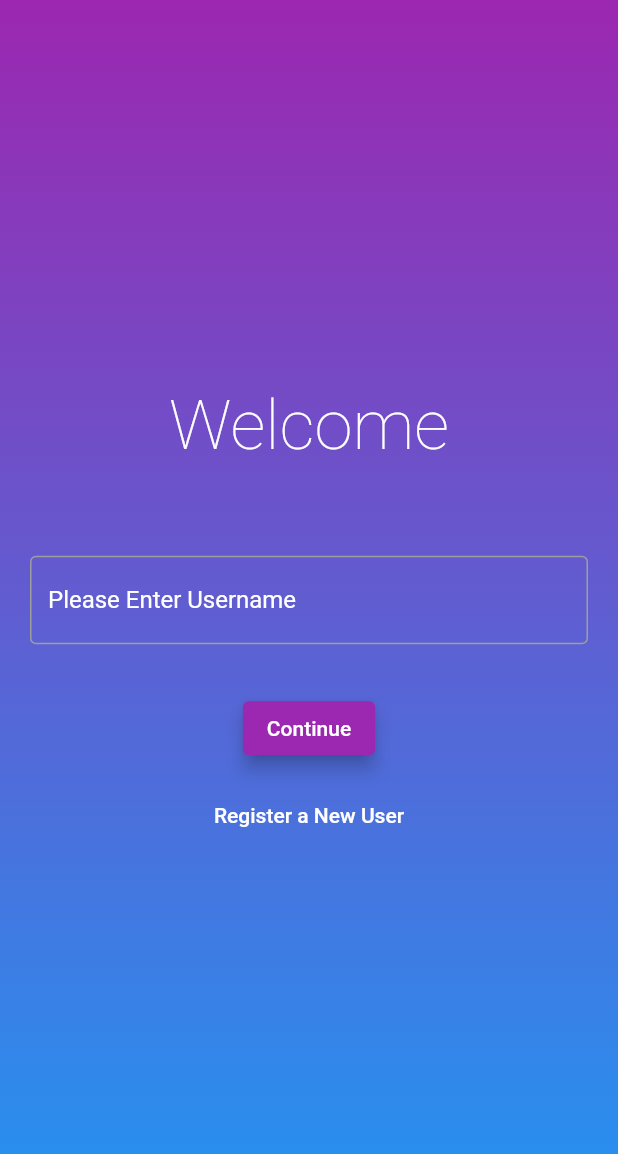
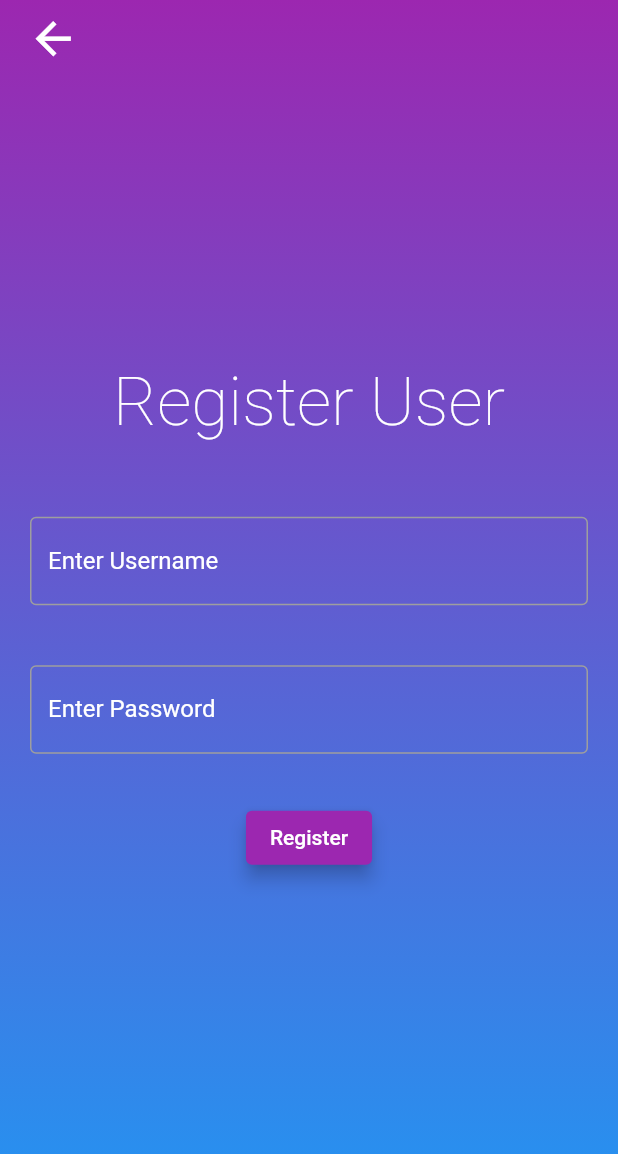
Before and after one commit to princebioh/Basic-Todo-App-Flutter, a Flutter app: the screen it shows after launch, on a phone screen of 412 x 824 dp. Shown: the top 1154 px of the screen. Run offline on Flutter 3.47's test engine with Material 2 defaults, Android fonts, the phone set to English and light mode, and no system bars.

Commit message:
Register Page Built

```diff
--- a/lib/main.dart
+++ b/lib/main.dart
@@ -1,5 +1,6 @@
 import 'package:flutter/material.dart';
 import 'package:todo_app/pages/login_page.dart';
+import 'package:todo_app/pages/register_page.dart';
 
 void main() {
   runApp(const MyApp());
@@ -11,7 +12,7 @@ class MyApp extends StatelessWidget {
   @override
   Widget build(BuildContext context) {
     return MaterialApp(
-      home: LoginPage(),
+      home: RegisterPage(),
     );
   }
 }
--- a/lib/pages/login_page.dart
+++ b/lib/pages/login_page.dart
@@ -1,5 +1,6 @@
 import 'package:flutter/material.dart';
 
+import '../widgets/submit_button.dart';
 import '../widgets/text_field.dart';
 
 class LoginPage extends StatefulWidget {
@@ -40,26 +41,13 @@ class _LoginPageState extends State<LoginPage> {
                 ),
 
                 // Text Field
-                Padding(
-                  padding: const EdgeInsets.all(20.0),
-                  child: InputTextField(
-                    controller: loginController,
-                    labelText: "Please Enter Username",
-                  ),
+                InputTextField(
+                  controller: loginController,
+                  labelText: "Please Enter Username",
                 ),
 
                 // Continue Button
-                Padding(
-                  padding: const EdgeInsets.only(top: 12),
-                  child: ElevatedButton(
-                    onPressed: () {},
-                    style: ElevatedButton.styleFrom(
-                      elevation: 5,
-                      backgroundColor: Colors.purple,
-                    ),
-                    child: const Text("Continue"),
-                  ),
-                ),
+                ElevatedSubmitButton(text: "Continue", onClick: () {}),
                 const SizedBox(
                   height: 10,
                 ),
--- /dev/null
+++ b/lib/pages/register_page.dart
@@ -0,0 +1,85 @@
+import 'package:flutter/material.dart';
+import 'package:todo_app/widgets/text_field.dart';
+
+import '../widgets/submit_button.dart';
+
+class RegisterPage extends StatefulWidget {
+  const RegisterPage({super.key});
+
+  @override
+  State<RegisterPage> createState() => _RegisterPageState();
+}
+
+class _RegisterPageState extends State<RegisterPage> {
+  TextEditingController userNameController = TextEditingController();
+  TextEditingController passwordController = TextEditingController();
+  @override
+  Widget build(BuildContext context) {
+    return Scaffold(
+        body: Stack(
+      children: [
+        Container(
+          decoration: const BoxDecoration(
+            gradient: LinearGradient(
+              colors: [Colors.purple, Colors.blue],
+              begin: Alignment.topCenter,
+              end: Alignment.bottomCenter,
+            ),
+          ),
+          child: Center(
+            child: SingleChildScrollView(
+              child: Column(
+                mainAxisAlignment: MainAxisAlignment.center,
+                children: [
+                  // Register User Text
+                  const Padding(
+                    padding: EdgeInsets.only(bottom: 30),
+                    child: Text(
+                      "Register User",
+                      style: TextStyle(
+                        fontSize: 45,
+                        fontWeight: FontWeight.w200,
+                        color: Colors.white,
+                      ),
+                    ),
+                  ),
+
+                  // Username TextField
+                  InputTextField(
+                    controller: userNameController,
+                    labelText: "Enter Username",
+                  ),
+
+                  // Password TextField
+                  InputTextField(
+                    controller: passwordController,
+                    labelText: "Enter Password",
+                  ),
+
+                  // Register Button
+                  ElevatedSubmitButton(
+                    text: "Register",
+                    onClick: () {},
+                  )
+                ],
+              ),
+            ),
+          ),
+        ),
+        Positioned(
+          left: 10,
+          child: SafeArea(
+            child: IconButton(
+              onPressed: () {},
+              icon: const Icon(
+                Icons.arrow_back,
+                size: 35,
+                color: Colors.white,
+              ),
+            ),
+          ),
+        ),
+      ],
+    ));
+  }
+}
--- /dev/null
+++ b/lib/widgets/submit_button.dart
@@ -0,0 +1,26 @@
+import 'package:flutter/material.dart';
+
+class ElevatedSubmitButton extends StatelessWidget {
+  const ElevatedSubmitButton({
+    super.key,
+    required this.text,
+    required this.onClick,
+  });
+  final String text;
+  final Function() onClick;
+
+  @override
+  Widget build(BuildContext context) {
+    return Padding(
+      padding: const EdgeInsets.only(top: 12),
+      child: ElevatedButton(
+        onPressed: onClick,
+        style: ElevatedButton.styleFrom(
+          elevation: 5,
+          backgroundColor: Colors.purple,
+        ),
+        child: Text(text),
+      ),
+    );
+  }
+}
--- a/lib/widgets/text_field.dart
+++ b/lib/widgets/text_field.dart
@@ -12,8 +12,12 @@ class InputTextField extends StatelessWidget {
 
   @override
   Widget build(BuildContext context) {
-    return TextField(
+    return Padding(
+      padding: const EdgeInsetsDirectional.all(20),
+      child: TextField(
         controller: controller,
+        cursorColor: Colors.white,
+        style: const TextStyle(color: Colors.white),
         decoration: InputDecoration(
           labelText: labelText,
           labelStyle: const TextStyle(color: Colors.white),
@@ -31,6 +35,7 @@ class InputTextField extends StatelessWidget {
             ),
           ),
         ),
+      ),
     );
   }
 }
```
Lines whose indentation alone changed are shown as unchanged.
